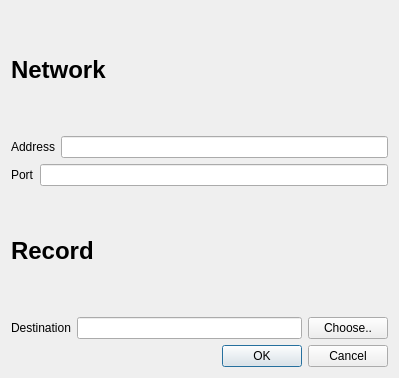
The window that CarQt/Src/Window/SettingsWindow.ui (gaitovrat/bachelor) describes before a commit, drawn with Qt 5.
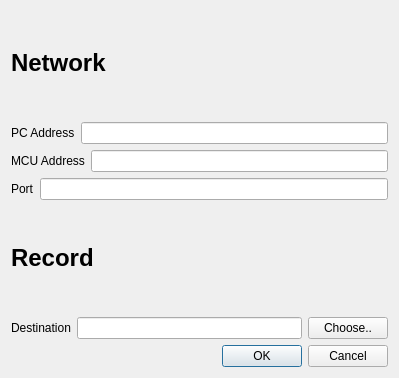
The same window after the commit.

```diff
--- a/CarQt/Src/Window/SettingsWindow.ui
+++ b/CarQt/Src/Window/SettingsWindow.ui
@@ -29,12 +29,26 @@
      <item>
       <widget class="QLabel" name="label_5">
        <property name="text">
-        <string>Address</string>
+        <string>PC Address</string>
        </property>
       </widget>
      </item>
      <item>
-      <widget class="QLineEdit" name="leNetworkAddress"/>
+      <widget class="QLineEdit" name="lePCNetworkAddress"/>
+     </item>
+    </layout>
+   </item>
+   <item>
+    <layout class="QHBoxLayout" name="horizontalLayout_6">
+     <item>
+      <widget class="QLabel" name="label_9">
+       <property name="text">
+        <string>MCU Address</string>
+       </property>
+      </widget>
+     </item>
+     <item>
+      <widget class="QLineEdit" name="leMCUNetworkAddress"/>
      </item>
     </layout>
    </item>
```
